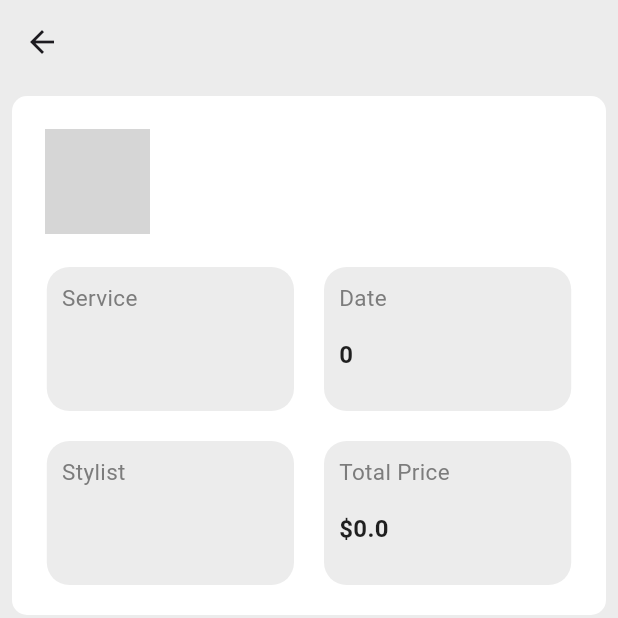
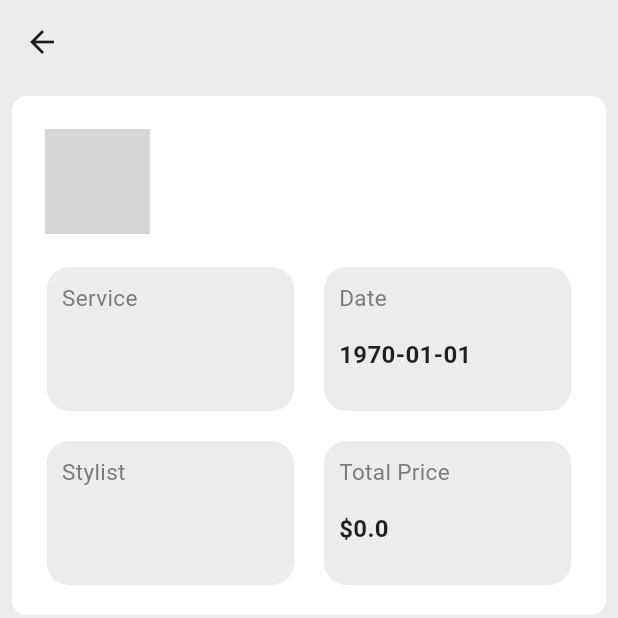
Before and after one commit to LooksBeyond/looksbeyondclient, a Flutter app: the BookingDetails screen opened directly with empty values, on a phone screen of 412 x 824 dp, the top half of it. Run offline on Flutter 3.47's test engine with Material 3 defaults, Android fonts, the phone set to English and light mode, and no system bars; our stand-ins replace cached_network_image, cloud_firestore, firebase_auth, firebase_core, firebase_storage, fl_chart and 7 more; missing offline and left inert: mobile_scanner; accounts and stored records are empty; network calls fail; grey boxes are pictures that could not be loaded.

Commit message:
fixed some bugs

```diff
--- a/lib/pages/AllBookings/AllBookings.dart
+++ b/lib/pages/AllBookings/AllBookings.dart
@@ -51,7 +51,9 @@ class _AllBookingsState extends State<AllBookings> {
           builder: (context, snapshot) {
             if (snapshot.connectionState == ConnectionState.waiting) {
               print('Waiting for data...');
-              return CircularProgressIndicator();
+              return Center(
+                child: CircularProgressIndicator(),
+              );
             }
             if (snapshot.hasError) {
               print('Error: ${snapshot.error}');
@@ -69,6 +71,7 @@ class _AllBookingsState extends State<AllBookings> {
             }
             return ListView.builder(
               shrinkWrap: true,
+              physics: NeverScrollableScrollPhysics(),
               itemCount: bookingList.length,
               itemBuilder: (BuildContext context, int index) {
                 return ListTile(
--- a/lib/pages/BookingDetails/BookingDetails.dart
+++ b/lib/pages/BookingDetails/BookingDetails.dart
@@ -13,6 +13,23 @@ class BookingDetails extends StatefulWidget {
 }
 
 class _BookingDetailsState extends State<BookingDetails> {
+  String millisecondsToTimeString(int milliseconds) {
+    // Create a DateTime object using milliseconds since epoch
+    DateTime dateTime = DateTime.fromMillisecondsSinceEpoch(milliseconds);
+
+    // Extract the date and time components
+    String year = dateTime.year.toString();
+    String month = dateTime.month.toString().padLeft(2, '0');
+    String day = dateTime.day.toString().padLeft(2, '0');
+    // String hour = dateTime.hour.toString().padLeft(2, '0');
+    // String minute = dateTime.minute.toString().padLeft(2, '0');
+    // String second = dateTime.second.toString().padLeft(2, '0');
+
+    // Format the time string
+    String formattedTime = '$year-$month-$day';
+
+    return formattedTime;
+  }
   @override
   Widget build(BuildContext context) {
     final brandBooking =
@@ -115,7 +132,7 @@ class _BookingDetailsState extends State<BookingDetails> {
                       },
                     ),
                     _buildDetail(
-                        "Date", brandBooking.dateTime.toString(), width),
+                        "Date", millisecondsToTimeString(brandBooking.dateTime), width),
                     FutureBuilder<DocumentSnapshot>(
                       future: FirebaseFirestore.instance
                           .collection('employee')
--- a/lib/pages/Dashboard/dashboard.dart
+++ b/lib/pages/Dashboard/dashboard.dart
@@ -157,7 +157,7 @@ class _DashboardState extends State<Dashboard> {
                 builder: (context, snapshot) {
                   if (snapshot.connectionState == ConnectionState.waiting) {
                     print('Waiting for data...');
-                    return CircularProgressIndicator();
+                    return Center(child: CircularProgressIndicator());
                   }
                   if (snapshot.hasError) {
                     print('Error: ${snapshot.error}');
@@ -218,8 +218,7 @@ class _DashboardState extends State<Dashboard> {
                                   setState(() {
                                     bookingList.removeAt(index);
                                   });
-                                }
-                                else{
+                                } else {
                                   ScaffoldMessenger.of(context).showSnackBar(
                                     SnackBar(
                                       content: Text("Wrong QR code"),
```
Also changed, not shown: lib/pages/BrandProfileScreen/BrandProfileScreen.dart (+22 -12 lines).
